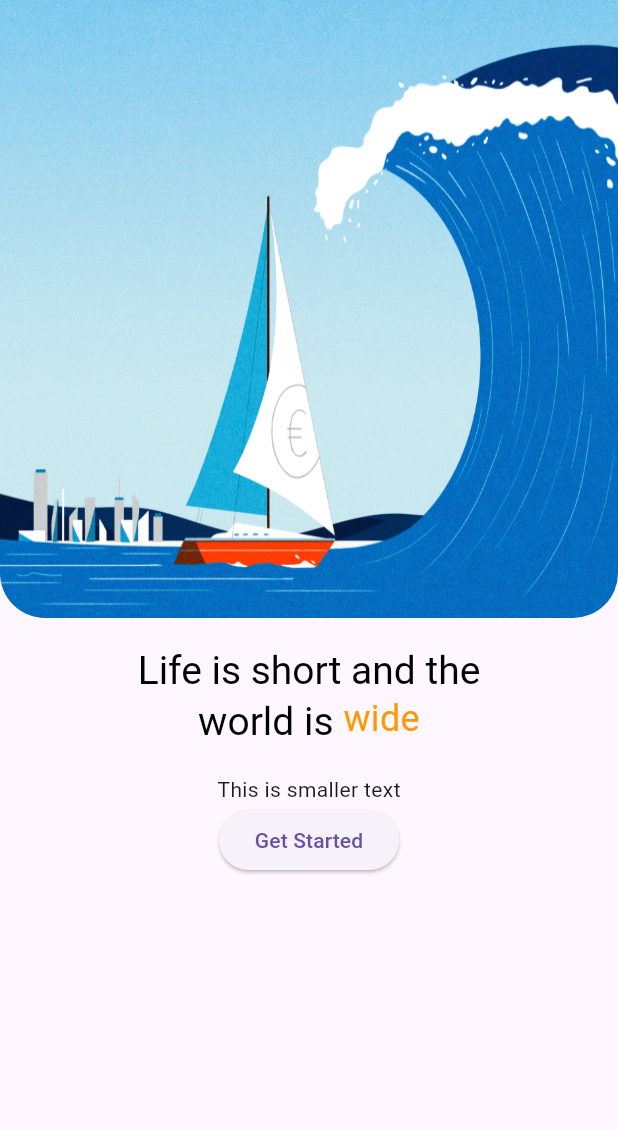
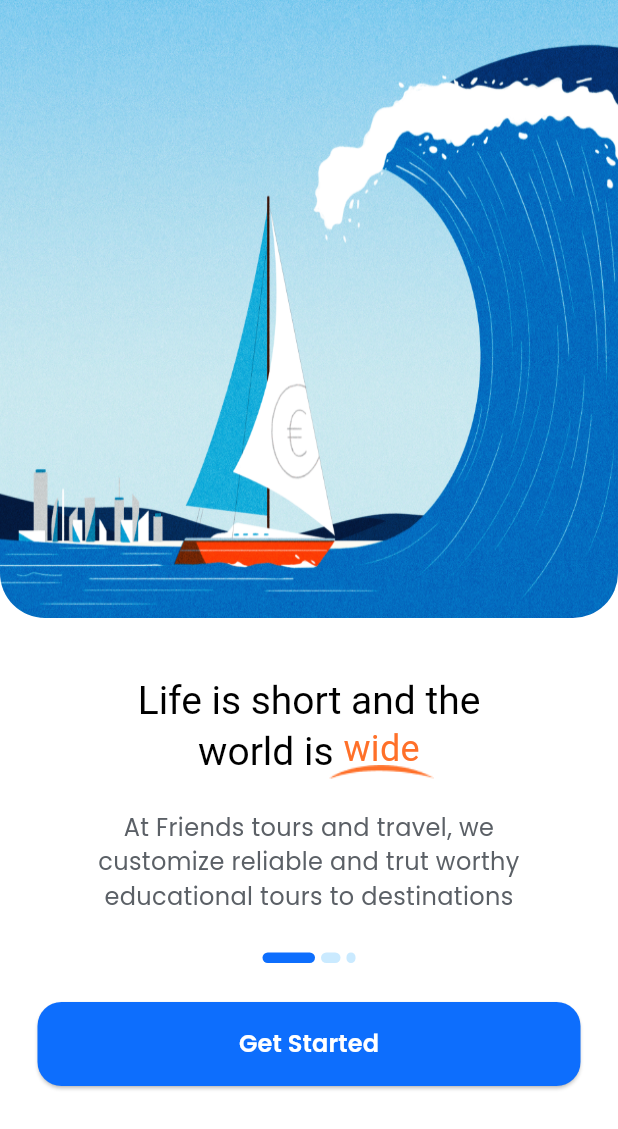
Before and after one commit to C2W-Flutter6/Apps_UI, a Flutter app: the screen it shows after launch, on a phone screen of 412 x 824 dp. Shown: the top 1129 px of the screen. Run offline on Flutter 3.47's test engine with Material 3 defaults, Android fonts, the phone set to English and light mode, and no system bars; our stand-ins replace google_fonts; Roboto replaces fonts that are missing (Aclonica).

Commit message:
Onboard page 1

```diff
--- a/travelapp_ui/lib/Onboard-1.dart
+++ b/travelapp_ui/lib/Onboard-1.dart
@@ -12,10 +12,10 @@ class _Onboard1_PageState extends State<Onboard1_Page> {
   @override
   Widget build(BuildContext context) {
     return Scaffold(
+      backgroundColor: Color.fromRGBO(255, 255, 255, 1),
       body: Column(
         children: [
           Expanded(
-            flex: 1,
             child: Container(
               decoration: BoxDecoration(
                 borderRadius: BorderRadius.only(
@@ -32,7 +32,12 @@ class _Onboard1_PageState extends State<Onboard1_Page> {
 
           Expanded(
             child: Padding(
-              padding: const EdgeInsets.all(20),
+              padding: const EdgeInsets.only(
+                top: 40,
+                bottom: 8,
+                left: 25,
+                right: 25,
+              ),
               child: Column(
                 children: [
                   //First Text box
@@ -57,12 +62,31 @@ class _Onboard1_PageState extends State<Onboard1_Page> {
                                 style: GoogleFonts.aclonica(
                                   fontSize: 24,
                                   fontWeight: FontWeight.w400,
-                                  color: Colors.orange,
+                                  color: Color.fromRGBO(255, 112, 41, 1),
                                 ),
                               ),
                               Positioned(
-                                bottom: 2, // Adjusts the underline position
-                                child: Container(),
+                                bottom: -4, // Adjusts the underline position
+
+                                child: Container(
+                                  height: 10,
+                                  width: 70,
+                                  //transform: Matrix4.translationValues(2, 6, 9),
+                                  //transformAlignment: Alignment.bottomLeft,
+                                  decoration: BoxDecoration(
+                                    image: DecorationImage(
+                                      fit: BoxFit.fill,
+                                      image: AssetImage(
+                                        "assets/Onboarding1_vector.png",
+                                      ),
+                                      colorFilter: ColorFilter.mode(
+                                        Color.fromRGBO(255, 112, 41, 1),
+
+                                        BlendMode.srcIn,
+                                      ),
+                                    ),
+                                  ),
+                                ),
                               ),
                             ],
                           ),
@@ -71,11 +95,89 @@ class _Onboard1_PageState extends State<Onboard1_Page> {
                     ),
                   ),
 
-                  SizedBox(height: 20),
+                  SizedBox(height: 24),
+                  //Smaller text
+                  Text(
+                    "At Friends tours and travel, we \ncustomize reliable and trut worthy \neducational tours to destinations",
+                    style: GoogleFonts.poppins(
+                      fontSize: 16,
+                      fontWeight: FontWeight.w400,
+                      color: Color.fromRGBO(91, 96, 102, 1),
+                    ),
+                    textAlign: TextAlign.center,
+                  ),
 
-                  //Smaller text
-                  Text("This is smaller text"),
-                  ElevatedButton(onPressed: () {}, child: Text("Get Started")),
+                  SizedBox(height: 24),
+
+                  //GestureDectectors for the 3 dots
+                  Row(
+                    mainAxisAlignment: MainAxisAlignment.center,
+                    children: [
+                      //Dot 1
+                      Container(
+                        margin: EdgeInsets.all(2),
+                        width: 35,
+                        height: 7,
+                        decoration: BoxDecoration(
+                          color: Color.fromRGBO(13, 110, 253, 1),
+                          borderRadius: BorderRadius.circular(10),
+                        ),
+                      ),
+
+                      //Dot 2
+                      Container(
+                        margin: EdgeInsets.all(2),
+                        width: 13,
+                        height: 7,
+                        decoration: BoxDecoration(
+                          color: Color.fromRGBO(202, 234, 255, 1),
+                          borderRadius: BorderRadius.circular(10),
+                        ),
+                      ),
+
+                      //Dot 3
+                      Container(
+                        margin: EdgeInsets.all(2),
+                        width: 6,
+                        height: 7,
+                        decoration: BoxDecoration(
+                          color: Color.fromRGBO(202, 234, 255, 1),
+                          borderRadius: BorderRadius.circular(10),
+                        ),
+                      ),
+                    ],
+                  ),
+
+                  SizedBox(height: 24),
+
+                  //Button for getting Started
+                  Container(
+                    width: double.infinity,
+                    height: 56,
+
+                    child: ElevatedButton(
+                      onPressed: () {},
+                      style: ButtonStyle(
+                        backgroundColor: WidgetStatePropertyAll(
+                          Color.fromRGBO(13, 110, 253, 1),
+                        ),
+                        shape: WidgetStateProperty.all(
+                          RoundedRectangleBorder(
+                            borderRadius: BorderRadius.circular(16),
+                          ),
+                        ),
+                      ),
+                      child: Text(
+                        "Get Started",
+                        style: GoogleFonts.poppins(
+                          fontSize: 16,
+                          fontWeight: FontWeight.w600,
+                          color: Color.fromRGBO(255, 255, 255, 1),
+                        ),
+                        textAlign: TextAlign.center,
+                      ),
+                    ),
+                  ),
                 ],
               ),
             ),
@@ -85,57 +187,3 @@ class _Onboard1_PageState extends State<Onboard1_Page> {
     );
   }
 }
-
-
-/*RichText(
-  textAlign: TextAlign.center,
-  text: TextSpan(
-    text: "Life is short and the\n",
-    style: GoogleFonts.aclonica(
-      fontSize: 26,
-      fontWeight: FontWeight.w400,
-      color: Colors.black,
-    ),
-    children: [
-      TextSpan(
-        text: "world is ",
-      ),
-      WidgetSpan(
-        child: Stack(
-          alignment: Alignment.bottomCenter,
-          children: [
-            Text(
-              "wide",
-              style: GoogleFonts.aclonica(
-                fontSize: 26,
-                fontWeight: FontWeight.w400,
-                color: Colors.orange,
-              ),
-            ),
-            Positioned.fill(
-              child: Align(
-                alignment: Alignment.bottomCenter,
-                child: Container(
-                  width: 40, // Adjust width for the curve
-                  height: 20, // Adjust height for the curve
-                  decoration: BoxDecoration(
-                    border: Border(
-                      bottom: BorderSide(
-                        color: Colors.orange,
-                        width: 2.0,
-                        style: BorderStyle.solid,
-                      ),
-                    ),
-                    borderRadius: BorderRadius.circular(30),
-                  ),
-                ),
-              ),
-            ),
-          ],
-        ),
-      ),
-    ],
-  ),
-),
-
- */
--- a/travelapp_ui/lib/main.dart
+++ b/travelapp_ui/lib/main.dart
@@ -1,4 +1,5 @@
 import 'package:flutter/material.dart';
+import 'package:travelapp_ui/Onboard-1.dart';
 import 'package:travelapp_ui/splashScreen.dart';
 
 void main() {
@@ -12,7 +13,7 @@ class MainApp extends StatelessWidget {
   Widget build(BuildContext context) {
     return const MaterialApp(
       debugShowCheckedModeBanner: false,
-      home: SplashScreen(),
+      home: Onboard1_Page(),
     );
   }
 }
```
Also changed, not shown: travelapp_ui/assets/Onboarding1_vector.png (added).
